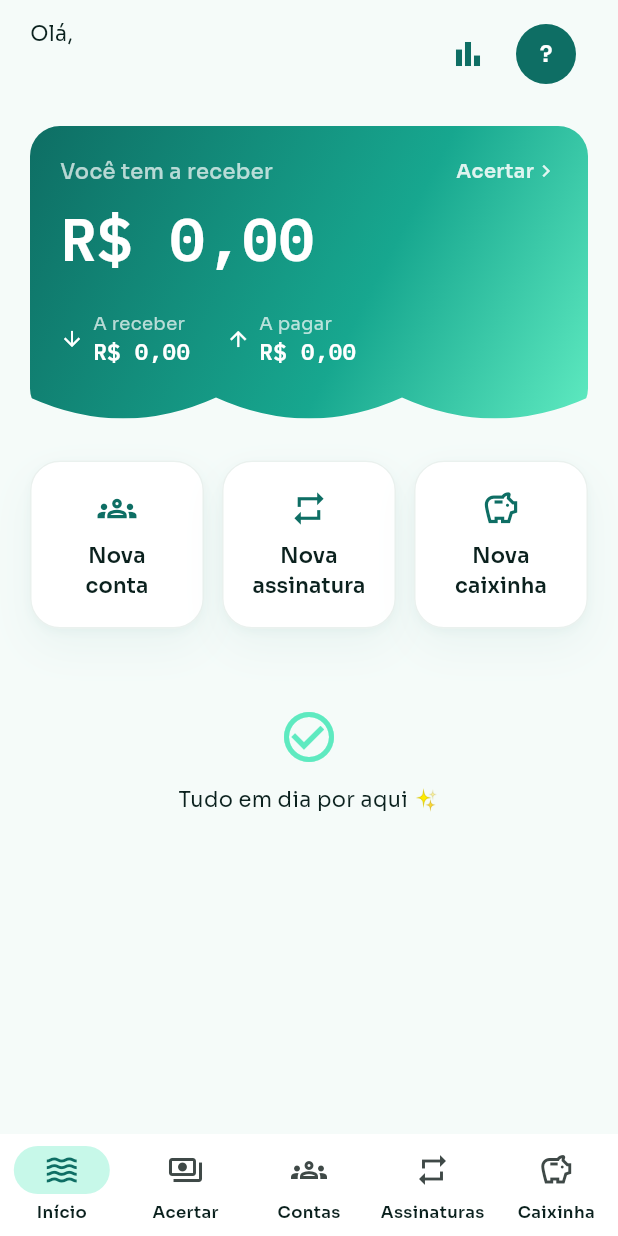
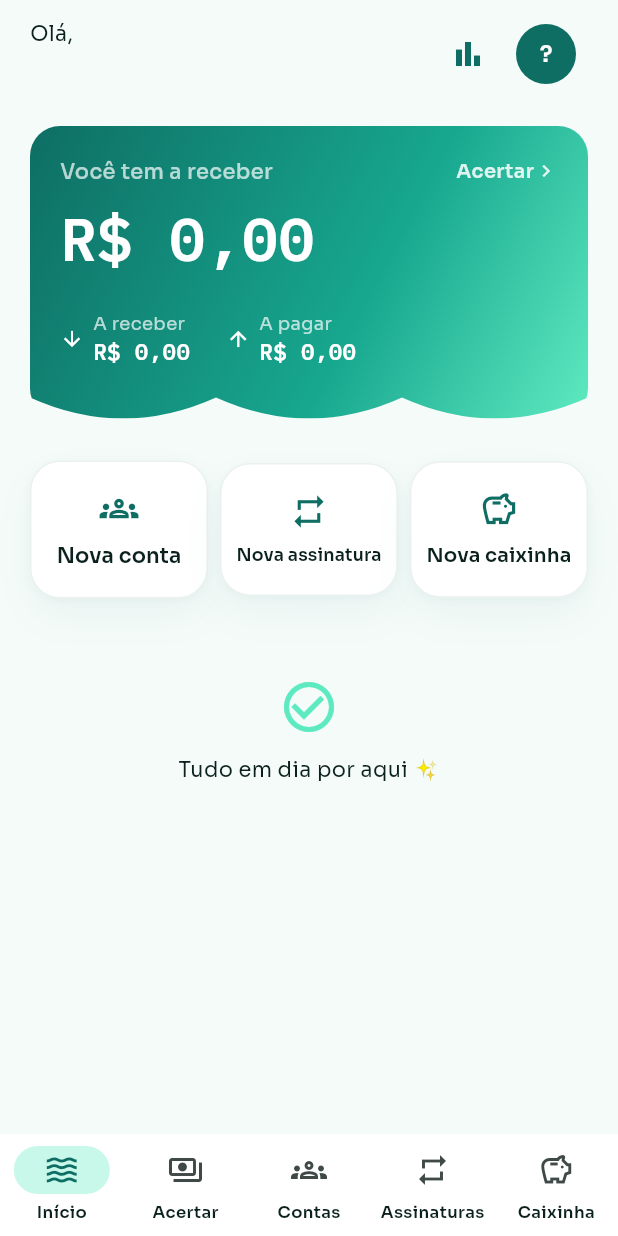
Before and after one commit to fechai-developer/flutter, a Flutter app: the HomeScreen screen opened by its route, on a phone screen of 412 x 824 dp. Run offline on Flutter 3.47's test engine with Material 3 defaults, Android fonts, the phone set to English and light mode, and no system bars; our stand-ins replace flutter_riverpod, go_router, google_fonts, pdf, printing, qr_flutter and 1 more; accounts and stored records are empty.

Commit message:
Ajustes de posicionamento na home

```diff
--- a/lib/features/home/home_screen.dart
+++ b/lib/features/home/home_screen.dart
@@ -91,7 +91,7 @@ class HomeScreen extends ConsumerWidget {
                       onTap: () => context.go('/groups/new'),
                     ),
                   ),
-                  const SizedBox(width: 12),
+                  const SizedBox(width: 8),
                   Expanded(
                     child: _QuickAction(
                       icon: AppIcons.repeat,
@@ -99,7 +99,7 @@ class HomeScreen extends ConsumerWidget {
                       onTap: () => context.go('/subscriptions/new'),
                     ),
                   ),
-                  const SizedBox(width: 12),
+                  const SizedBox(width: 8),
                   Expanded(
                     child: _QuickAction(
                       icon: AppIcons.piggyBank,
@@ -500,14 +500,16 @@ class _BalanceCard extends StatelessWidget {
             const SizedBox(height: 20),
             Row(
               crossAxisAlignment: CrossAxisAlignment.end,
+              // Com o chip da caixinha, distribui os 3 com folga igual entre si
+              // e as bordas; sem ele, mantém os 2 stats juntos à esquerda.
+              mainAxisAlignment: caixinhaStatus != null
+                  ? MainAxisAlignment.spaceBetween
+                  : MainAxisAlignment.start,
               children: [
                 _MiniStat(label: 'A receber', value: toReceive, icon: AppIconsFill.arrowDown),
-                const SizedBox(width: 24),
+                if (caixinhaStatus == null) const SizedBox(width: 24),
                 _MiniStat(label: 'A pagar', value: toPay, icon: AppIconsFill.arrowUp),
-                if (caixinhaStatus != null) ...[
-                  const Spacer(),
-                  _CaixinhaChip(status: caixinhaStatus),
-                ],
+                if (caixinhaStatus != null) _CaixinhaChip(status: caixinhaStatus),
               ],
             ),
           ],
@@ -663,7 +665,7 @@ class _QuickAction extends StatelessWidget {
         borderRadius: BorderRadius.circular(AppTheme.cardRadius),
         onTap: onTap,
         child: Container(
-          padding: const EdgeInsets.symmetric(vertical: 18, horizontal: 16),
+          padding: const EdgeInsets.symmetric(vertical: 18, horizontal: 10),
           decoration: BoxDecoration(
             color: theme.cardTheme.color,
             borderRadius: BorderRadius.circular(AppTheme.cardRadius),
@@ -674,7 +676,20 @@ class _QuickAction extends StatelessWidget {
             children: [
               Icon(icon, color: AppColors.verdeAguaProfundo, size: 26),
               const SizedBox(height: 8),
-              Text(label, style: theme.textTheme.labelLarge, textAlign: TextAlign.center),
+              // Uma linha sempre: rótulos longos ("Nova assinatura") encolhem só
+              // o necessário em telas estreitas, em vez de quebrar linha.
+              SizedBox(
+                width: double.infinity,
+                child: FittedBox(
+                  fit: BoxFit.scaleDown,
+                  child: Text(
+                    label,
+                    maxLines: 1,
+                    style: theme.textTheme.labelLarge,
+                    textAlign: TextAlign.center,
+                  ),
+                ),
+              ),
             ],
           ),
         ),
```
